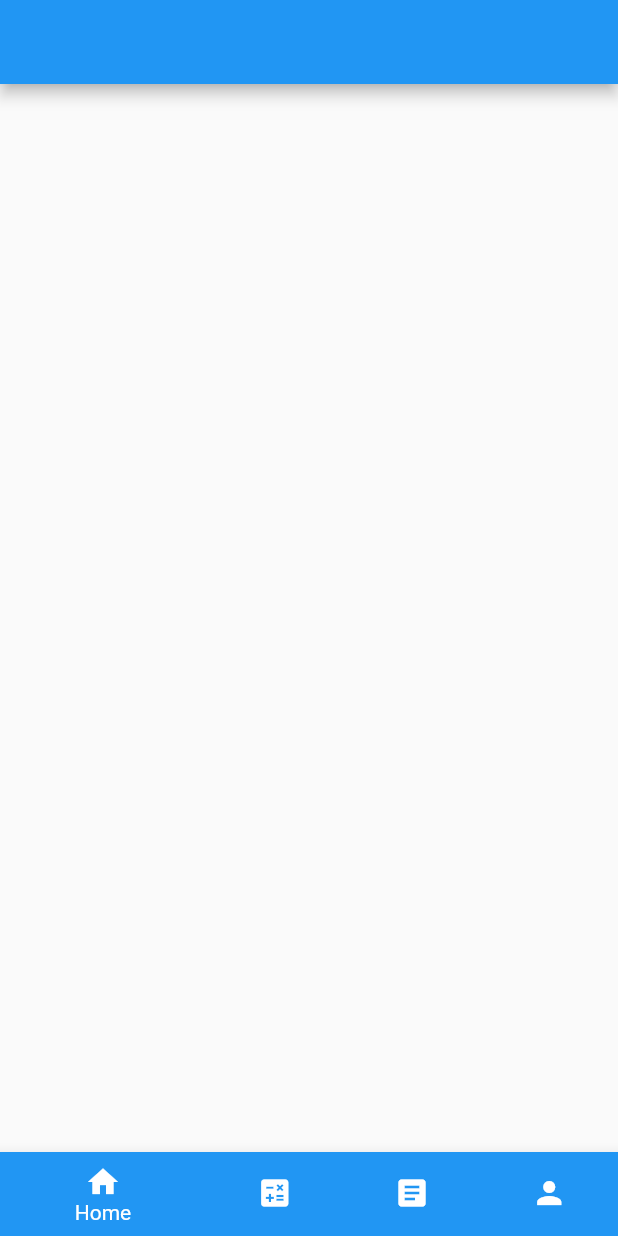
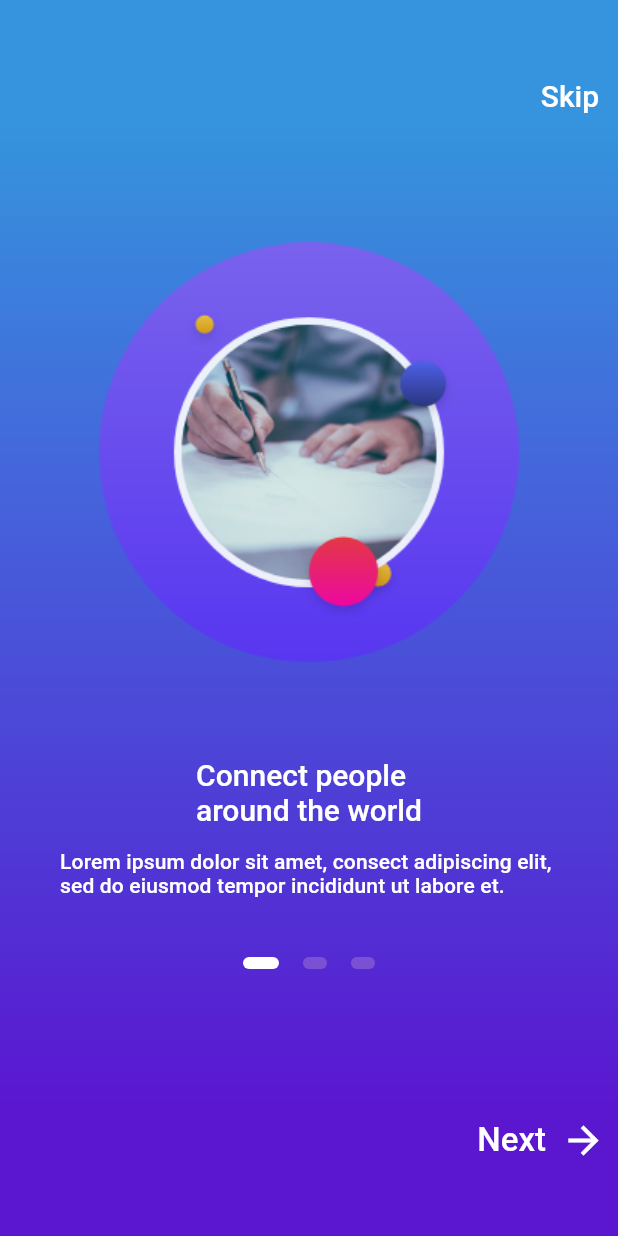
Before and after one commit to finiqmm/finq-mobile, a Flutter app: the screen it shows after launch, on a phone screen of 412 x 824 dp. Run offline on Flutter 3.47's test engine with Material 2 defaults, Android fonts, the light colour scheme and no system bars; our stand-ins replace hive; missing offline and left inert: pedantic; accounts and stored records are empty.

Commit message:
Onboarding UI finished

```diff
--- /dev/null
+++ b/lib/presentation/Routes.dart
@@ -0,0 +1,11 @@
+import 'package:finq/common/constants/route_constants.dart';
+import 'package:finq/presentation/journeys/login/login_screen.dart';
+import 'package:finq/presentation/journeys/onboarding/onboarding_screen.dart';
+import 'package:flutter/material.dart';
+
+class Routes {
+  static Map<String, WidgetBuilder> getRoutes(RouteSettings settings) => {
+        RouteList.initial: (context) => OnboardingScreen(),
+        RouteList.login: (context) => LoginScreen()
+      };
+}
--- a/lib/presentation/finq_app.dart
+++ b/lib/presentation/finq_app.dart
@@ -1,6 +1,10 @@
+import 'package:finq/common/constants/route_constants.dart';
 import 'package:finq/common/screenutil/screenutil.dart';
 import 'package:finq/presentation/journeys/main/main_screen.dart';
 import 'package:flutter/material.dart';
+
+import 'Routes.dart';
+import 'fade_page_route_builder.dart';
 
 class FinqApp extends StatefulWidget {
   FinqApp({Key? key}) : super(key: key);
@@ -16,7 +20,16 @@ class _FinqAppState extends State<FinqApp> {
     return MaterialApp(
       debugShowCheckedModeBanner: false,
       title: 'Finq App',
-      home: MainScreen(),
+      builder: (context, child) => child!,
+      initialRoute: RouteList.initial,
+      onGenerateRoute: (RouteSettings settings) {
+        final routes = Routes.getRoutes(settings);
+        final WidgetBuilder? builder = routes[settings.name];
+        return FadePageRouteBuilder(
+          builder: builder!,
+          settings: settings,
+        );
+      },
     );
   }
 }
--- /dev/null
+++ b/lib/presentation/journeys/login/login_screen.dart
@@ -0,0 +1,25 @@
+import 'package:flutter/material.dart';
+
+class LoginScreen extends StatefulWidget {
+  LoginScreen({Key? key}) : super(key: key);
+
+  @override
+  _LoginScreenState createState() => _LoginScreenState();
+}
+
+class _LoginScreenState extends State<LoginScreen> {
+  @override
+  Widget build(BuildContext context) {
+    return Scaffold(
+      appBar: AppBar(
+        title: Text('data'),
+      ),
+      body: Center(
+        child: SizedBox(
+          width: 50,
+          height: 50,
+        ),
+      ),
+    );
+  }
+}
--- /dev/null
+++ b/lib/presentation/journeys/onboarding/onboarding.dart
@@ -0,0 +1,26 @@
+class Onboarding {
+  final String title;
+  final String label;
+  final String imagePath;
+
+  Onboarding(
+      {required this.title, required this.label, required this.imagePath});
+}
+
+final onboardingItemList = [
+  Onboarding(
+      title: 'Connect people\naround the world',
+      label:
+          'Lorem ipsum dolor sit amet, consect adipiscing elit, sed do eiusmod tempor incididunt ut labore et.',
+      imagePath: 'assets/images/onboarding_1.png'),
+  Onboarding(
+      title: 'Live your life smarter\nwith us!',
+      label:
+          'Lorem ipsum dolor sit amet, consect adipiscing elit, sed do eiusmod tempor incididunt ut labore et.',
+      imagePath: 'assets/images/onboarding_2.png'),
+  Onboarding(
+      title: 'Get a new experience\nof imagination',
+      label:
+          'Lorem ipsum dolor sit amet, consect adipiscing elit, sed do eiusmod tempor incididunt ut labore et.',
+      imagePath: 'assets/images/onboarding_1.png'),
+];
--- /dev/null
+++ b/lib/presentation/journeys/onboarding/onboarding_item.dart
@@ -0,0 +1,42 @@
+import 'package:finq/presentation/journeys/onboarding/onboarding.dart';
+import 'package:flutter/material.dart';
+
+class OnboaringItem extends StatelessWidget {
+  final Onboarding onboarding;
+  const OnboaringItem({Key? key, required this.onboarding}) : super(key: key);
+
+  @override
+  Widget build(BuildContext context) {
+    return Padding(
+      padding: const EdgeInsets.symmetric(vertical: 40.0,horizontal: 40),
+      child: Column(
+        crossAxisAlignment: CrossAxisAlignment.center,
+        children: <Widget>[
+          Expanded(
+            child: Image(
+              image: AssetImage(
+                onboarding.imagePath,
+              ),
+              height: 300.0,
+              width: 300.0,
+            ),
+          ),
+          SizedBox(height: 30.0),
+          Text(
+            onboarding.title,
+            style: Theme.of(context)
+                .textTheme
+                .headline6!
+                .copyWith(color: Colors.white),
+          ),
+          SizedBox(height: 15.0),
+          Text(onboarding.label,
+              style: Theme.of(context)
+                  .textTheme
+                  .subtitle2!
+                  .copyWith(color: Colors.white)),
+        ],
+      ),
+    );
+  }
+}
--- /dev/null
+++ b/lib/presentation/journeys/onboarding/onboarding_page_indicator.dart
@@ -0,0 +1,21 @@
+import 'package:flutter/material.dart';
+
+class OnboardingPageIndicator extends StatelessWidget {
+  final bool isActive;
+  const OnboardingPageIndicator({Key? key, required this.isActive})
+      : super(key: key);
+
+  @override
+  Widget build(BuildContext context) {
+    return AnimatedContainer(
+      duration: Duration(milliseconds: 150),
+      margin: EdgeInsets.symmetric(horizontal: 8.0),
+      height: 8.0,
+      width: isActive ? 24.0 : 16.0,
+      decoration: BoxDecoration(
+        color: isActive ? Colors.white : Color(0xFF7B51D3),
+        borderRadius: BorderRadius.all(Radius.circular(12)),
+      ),
+    );
+  }
+}
--- /dev/null
+++ b/lib/presentation/journeys/onboarding/onboarding_screen.dart
@@ -0,0 +1,164 @@
+import 'package:finq/common/constants/route_constants.dart';
+import 'package:finq/presentation/journeys/onboarding/onboarding.dart';
+import 'package:finq/presentation/journeys/onboarding/onboarding_item.dart';
+import 'package:finq/presentation/journeys/onboarding/onboarding_page_indicator.dart';
+import 'package:flutter/material.dart';
+
+class OnboardingScreen extends StatefulWidget {
+  OnboardingScreen({Key? key}) : super(key: key);
+
+  @override
+  _OnboardingScreenState createState() => _OnboardingScreenState();
+}
+
+class _OnboardingScreenState extends State<OnboardingScreen> {
+  int _currentPage = 0;
+  late PageController _pageController;
+
+  @override
+  void initState() {
+    super.initState();
+    _pageController = PageController(initialPage: 0);
+  }
+
+  @override
+  void dispose() {
+    _pageController.dispose();
+    super.dispose();
+  }
+
+  @override
+  Widget build(BuildContext context) {
+    return Scaffold(
+      body: Stack(
+        children: [
+          Container(
+            height: double.infinity,
+            decoration: BoxDecoration(
+              gradient: LinearGradient(
+                begin: Alignment.topCenter,
+                end: Alignment.bottomCenter,
+                stops: [0.1, 0.4, 0.7, 0.9],
+                colors: [
+                  Color(0xFF3594DD),
+                  Color(0xFF4563DB),
+                  Color(0xFF5036D5),
+                  Color(0xFF5B16D0),
+                ],
+              ),
+            ),
+            child: Padding(
+              padding: const EdgeInsets.symmetric(vertical: 40.0),
+              child: Column(
+                crossAxisAlignment: CrossAxisAlignment.stretch,
+                mainAxisAlignment: MainAxisAlignment.start,
+                mainAxisSize: MainAxisSize.min,
+                children: [
+                  Container(
+                    alignment: Alignment.centerRight,
+                    child: TextButton(
+                      onPressed: () => Navigator.pushNamedAndRemoveUntil(
+                          context, RouteList.login, (route) => false),
+                      child: Text(
+                        'Skip',
+                        style: TextStyle(
+                          color: Colors.white,
+                          fontSize: 20.0,
+                        ),
+                      ),
+                    ),
+                  ),
+                  Container(
+                    height: 550,
+                    child: PageView(
+                        scrollDirection: Axis.horizontal,
+                        controller: _pageController,
+                        physics: ClampingScrollPhysics(),
+                        onPageChanged: (int page) {
+                          setState(() {
+                            _currentPage = page;
+                          });
+                        },
+                        children: onboardingItemList
+                            .map((e) => OnboaringItem(onboarding: e))
+                            .toList()),
+                  ),
+                  Row(
+                    mainAxisAlignment: MainAxisAlignment.center,
+                    mainAxisSize: MainAxisSize.min,
+                    children: [
+                      OnboardingPageIndicator(isActive: _currentPage == 0),
+                      OnboardingPageIndicator(isActive: _currentPage == 1),
+                      OnboardingPageIndicator(isActive: _currentPage == 2)
+                    ],
+                  ),
+                  _currentPage != onboardingItemList.length - 1
+                      ? Expanded(
+                          flex: 1,
+                          child: Align(
+                            alignment: FractionalOffset.bottomRight,
+                            child: TextButton(
+                              onPressed: () {
+                                _pageController.nextPage(
+                                  duration: Duration(milliseconds: 500),
+                                  curve: Curves.ease,
+                                );
+                              },
+                              child: Row(
+                                mainAxisAlignment: MainAxisAlignment.center,
+                                mainAxisSize: MainAxisSize.min,
+                                children: <Widget>[
+                                  Text(
+                                    'Next',
+                                    style: TextStyle(
+                                      color: Colors.white,
+                                      fontSize: 22.0,
+                                    ),
+                                  ),
+                                  SizedBox(width: 10.0),
+                                  Icon(
+                                    Icons.arrow_forward,
+                                    color: Colors.white,
+                                    size: 30.0,
+                                  ),
+                                ],
+                              ),
+                            ),
+                          ),
+                        )
+                      : SizedBox.shrink(),
+                ],
+              ),
+            ),
+          ),
+          if (_currentPage == onboardingItemList.length - 1)
+            Align(
+              alignment: Alignment.bottomCenter,
+              child: GestureDetector(
+                onTap: () => Navigator.pushNamedAndRemoveUntil(
+                    context, RouteList.login, (route) => false),
+                child: Container(
+                  height: 55,
+                  width: double.infinity,
+                  color: Colors.white,
+                  // color: Colors.red,
+                  child: Center(
+                    child: Text(
+                      'Get started',
+                      style: TextStyle(
+                          fontSize: 20,
+                          fontWeight: FontWeight.bold,
+                          color: Color(0xFF5B16D0)),
+                    ),
+                  ),
+                ),
+              ),
+            )
+        ],
+      ),
+
+    );
+  }
+
+
+}
--- a/pubspec.yaml
+++ b/pubspec.yaml
@@ -72,8 +72,9 @@ flutter:
 
   # To add assets to your application, add an assets section, like this:
   assets:
+      - assets/images/
       - assets/launcher_icon/app_icon.png
-      - assets/images
+
   #   - images/a_dot_burr.jpeg
   #   - images/a_dot_ham.jpeg
 
```
